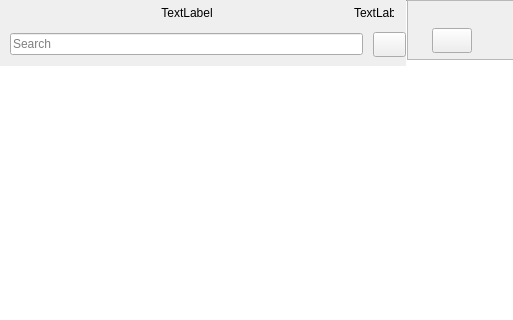
First picture: the form in zword/src/mainwindow.ui, repository calcualatexzy/zword, before the edit; both pictures show x 0 to 513 and y 0 to 320 of the 900 by 600 pixel window.
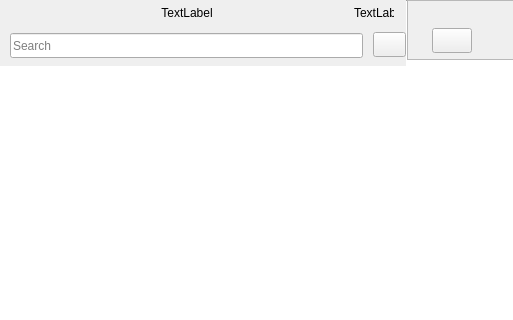
Second picture: the form after the edit. Icons and pictures are not drawn. Custom widgets are drawn as their Qt base class.

What changed in the file:
```diff
--- a/zword/src/mainwindow.ui
+++ b/zword/src/mainwindow.ui
@@ -270,6 +270,18 @@
                       <verstretch>0</verstretch>
                      </sizepolicy>
                     </property>
+                    <property name="minimumSize">
+                     <size>
+                      <width>0</width>
+                      <height>25</height>
+                     </size>
+                    </property>
+                    <property name="maximumSize">
+                     <size>
+                      <width>16777215</width>
+                      <height>22</height>
+                     </size>
+                    </property>
                     <property name="text">
                      <string/>
                     </property>
```
